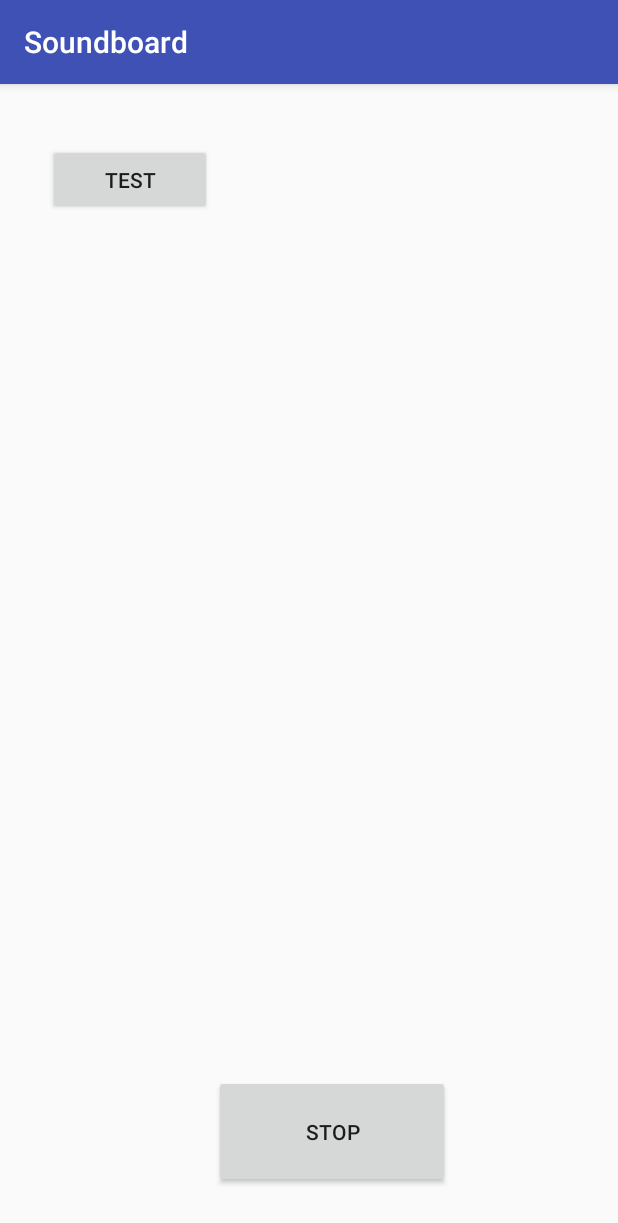
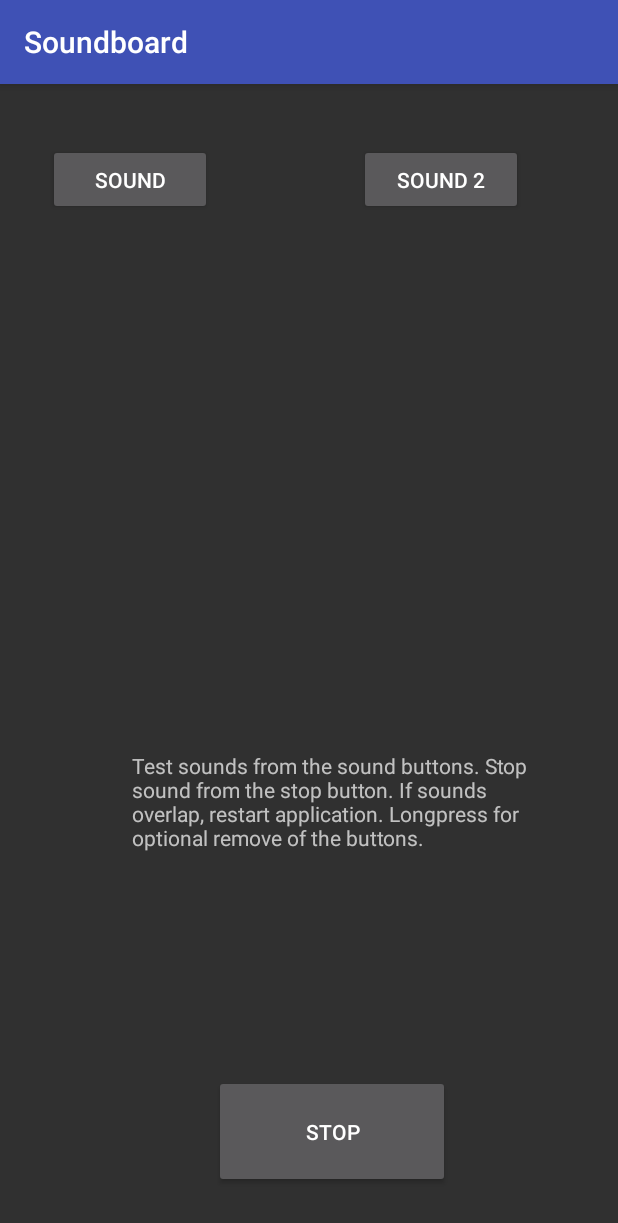
Before and after one commit to perakainen/Soundboard, an Android app: the screen it shows after launch (MainActivity), on a phone screen of 412 x 824 dp. Shown: the top 1223 px of the screen. Run offline under Robolectric (Android 15) with nearby library versions, the phone set to English and light mode, and no system bars.

Commit message:
Final version
Add new test
add stop function
sounds overlapping

```diff
--- a/boardSound/app/src/main/res/layout/activity_main.xml
+++ b/boardSound/app/src/main/res/layout/activity_main.xml
@@ -12,8 +12,18 @@
         android:layout_height="47dp"
         android:layout_marginStart="32dp"
         android:layout_marginTop="40dp"
-        android:text="@string/btnCreate"
+        android:text="@string/btnTest"
         app:layout_constraintStart_toStartOf="parent"
+        app:layout_constraintTop_toTopOf="parent" />
+
+    <Button
+        android:id="@+id/btnTest2"
+        android:layout_width="109dp"
+        android:layout_height="47dp"
+        android:layout_marginEnd="63dp"
+        android:layout_marginTop="40dp"
+        android:text="@string/btnTest2"
+        app:layout_constraintEnd_toEndOf="parent"
         app:layout_constraintTop_toTopOf="parent" />
 
     <Button
@@ -25,4 +35,15 @@
         android:text="Stop"
         app:layout_constraintBottom_toBottomOf="parent"
         app:layout_constraintEnd_toEndOf="parent" />
+
+    <TextView
+        android:id="@+id/textView5"
+        android:layout_width="268dp"
+        android:layout_height="72dp"
+        android:layout_marginBottom="144dp"
+        android:layout_marginEnd="56dp"
+        android:text="Test sounds from the sound buttons. Stop sound from the stop button. If sounds overlap, restart application. Longpress for optional remove of the buttons."
+        app:layout_constraintBottom_toTopOf="@+id/btnStop"
+        app:layout_constraintEnd_toEndOf="parent" />
+
 </android.support.constraint.ConstraintLayout>
--- /dev/null
+++ b/boardSound/app/src/main/res/menu/popup_menu.xml
@@ -0,0 +1,11 @@
+<?xml version="1.0" encoding="utf-8"?>
+<menu xmlns:android="http://schemas.android.com/apk/res/android">
+
+        <item
+            android:id="@+id/remove"
+            android:title="Delete"/>
+
+        <item
+            android:id="@+id/toast"
+            android:title="Toast"/>
+</menu>
--- a/boardSound/app/src/main/res/values/strings.xml
+++ b/boardSound/app/src/main/res/values/strings.xml
@@ -1,4 +1,5 @@
 <resources>
     <string name="app_name">Soundboard</string>
-    <string name="btnCreate">Test</string>
+    <string name="btnTest">Sound</string>
+    <string name="btnTest2">Sound 2</string>
 </resources>
--- a/boardSound/app/src/main/res/values/styles.xml
+++ b/boardSound/app/src/main/res/values/styles.xml
@@ -1,7 +1,7 @@
 <resources>
 
     <!-- Base application theme. -->
-    <style name="AppTheme" parent="Theme.AppCompat.Light.DarkActionBar">
+    <style name="AppTheme" parent="Theme.AppCompat">
         <!-- Customize your theme here. -->
         <item name="colorPrimary">@color/colorPrimary</item>
         <item name="colorPrimaryDark">@color/colorPrimaryDark</item>
```
Also changed, not shown: boardSound/app/src/main/java/com/boardsound/boardsound/MainActivity.java (+103 -3 lines), boardSound/app/src/main/res/mipmap-hdpi/ic_launcher.png, boardSound/app/src/main/res/mipmap-hdpi/ic_launcher_round.png, boardSound/app/src/main/res/mipmap-mdpi/ic_launcher.png, boardSound/app/src/main/res/mipmap-mdpi/ic_launcher_round.png, boardSound/app/src/main/res/mipmap-xhdpi/ic_launcher.png, boardSound/app/src/main/res/mipmap-xhdpi/ic_launcher_round.png, boardSound/app/src/main/res/mipmap-xxhdpi/ic_launcher.png, boardSound/app/src/main/res/mipmap-xxhdpi/ic_launcher_round.png, boardSound/app/src/main/res/mipmap-xxxhdpi/ic_launcher.png, boardSound/app/src/main/res/mipmap-xxxhdpi/ic_launcher_round.png, 3 other files.
